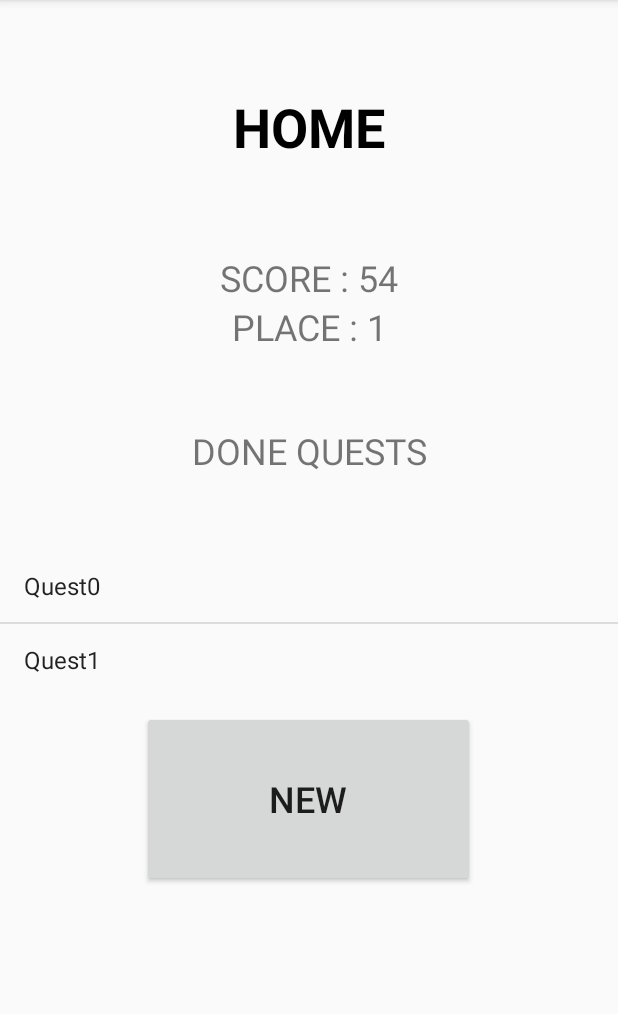
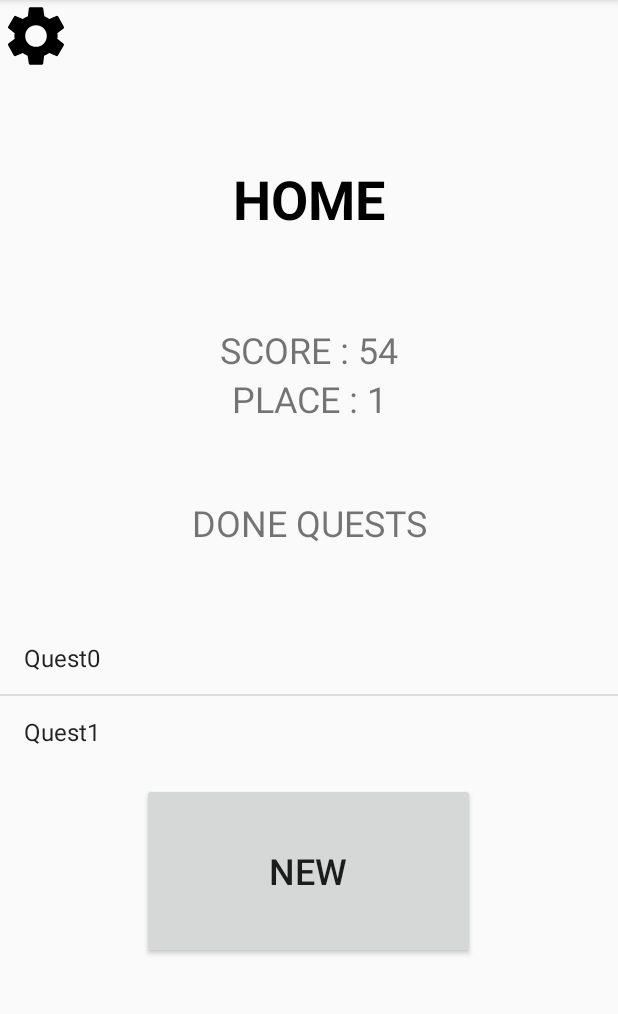
Before and after one commit to Mathless/MuseumQuests, an Android app: the Home screen opened directly, with no data from a screen before it, on a phone screen of 412 x 824 dp, the part 84-1098 px from its top. Run offline under Robolectric (Android 15) with nearby library versions, the phone set to English and light mode, and no system bars; libraries missing offline, so code that uses them is left out: com.example.

Commit message:
Добавил картинку Settings(более красивую) и немного увеличил её

```diff
--- /dev/null
+++ b/app/src/main/res/drawable/ic_settings_black_24dp.xml
@@ -0,0 +1,9 @@
+<vector xmlns:android="http://schemas.android.com/apk/res/android"
+        android:width="48dp"
+        android:height="48dp"
+        android:viewportWidth="24"
+        android:viewportHeight="24">
+    <path
+        android:fillColor="#FF000000"
+        android:pathData="M19.1,12.9a2.8,2.8 0,0 0,0.1 -0.9,2.8 2.8,0 0,0 -0.1,-0.9l2.1,-1.6a0.7,0.7 0,0 0,0.1 -0.6L19.4,5.5a0.7,0.7 0,0 0,-0.6 -0.2l-2.4,1a6.5,6.5 0,0 0,-1.6 -0.9l-0.4,-2.6a0.5,0.5 0,0 0,-0.5 -0.4H10.1a0.5,0.5 0,0 0,-0.5 0.4L9.3,5.4a5.6,5.6 0,0 0,-1.7 0.9l-2.4,-1a0.4,0.4 0,0 0,-0.5 0.2l-2,3.4c-0.1,0.2 0,0.4 0.2,0.6l2,1.6a2.8,2.8 0,0 0,-0.1 0.9,2.8 2.8,0 0,0 0.1,0.9L2.8,14.5a0.7,0.7 0,0 0,-0.1 0.6l1.9,3.4a0.7,0.7 0,0 0,0.6 0.2l2.4,-1a6.5,6.5 0,0 0,1.6 0.9l0.4,2.6a0.5,0.5 0,0 0,0.5 0.4h3.8a0.5,0.5 0,0 0,0.5 -0.4l0.3,-2.6a5.6,5.6 0,0 0,1.7 -0.9l2.4,1a0.4,0.4 0,0 0,0.5 -0.2l2,-3.4c0.1,-0.2 0,-0.4 -0.2,-0.6ZM12,15.6A3.6,3.6 0,1 1,15.6 12,3.6 3.6,0 0,1 12,15.6Z"/>
+</vector>
--- a/app/src/main/res/layout/activity_home.xml
+++ b/app/src/main/res/layout/activity_home.xml
@@ -6,6 +6,11 @@
               xmlns:app = "http://schemas.android.com/apk/res-auto"
               tools:context = ".Home"
               xmlns:android="http://schemas.android.com/apk/res/android">
+    <ImageView
+            android:layout_height="48dp"
+            android:layout_width="48dp"
+            android:src="@drawable/ic_settings_black_24dp"/>
+
     <TextView android:layout_width="match_parent"
               android:layout_height="wrap_content"
               android:text="HOME"
@@ -14,6 +19,11 @@
               android:textStyle="bold" android:textDirection="firstStrongLtr" android:textIsSelectable="false"
               android:layout_marginBottom="30dp" android:layout_marginRight="30dp" android:layout_marginLeft="30dp"
               android:layout_marginStart="30dp" android:layout_margin="60dp"/>
+
+
+        <LinearLayout android:layout_width="match_parent" android:layout_height="wrap_content"
+                      android:orientation="vertical"/>
+
     <TextView android:layout_width="match_parent"
               android:layout_height="wrap_content"
               android:text="SCORE : 54"
@@ -41,4 +51,5 @@
             android:id="@+id/gotoquestlist"
             android:layout_gravity="center_horizontal|center_vertical"
             android:textSize="24sp"/>
+
 </LinearLayout>
--- a/app/src/main/res/layout/activity_quest_list.xml
+++ b/app/src/main/res/layout/activity_quest_list.xml
@@ -6,9 +6,9 @@
         android:orientation="vertical">
 
     <ImageView
-            android:layout_height="30dp"
-            android:layout_width="30dp"
-            android:src="@drawable/settings_pic"/>
+            android:layout_height="48dp"
+            android:layout_width="48dp"
+            android:src="@drawable/ic_settings_black_24dp"/>
 
     <LinearLayout
             android:layout_width="match_parent"
--- a/app/src/main/res/layout/activity_start.xml
+++ b/app/src/main/res/layout/activity_start.xml
@@ -6,9 +6,9 @@
         android:orientation="vertical">
 
     <ImageView
-            android:layout_height="30dp"
-            android:layout_width="30dp"
-            android:src="@drawable/settings_pic"/>
+            android:layout_height="48dp"
+            android:layout_width="48dp"
+            android:src="@drawable/ic_settings_black_24dp"/>
 
     <LinearLayout
             android:layout_width="match_parent"
```
